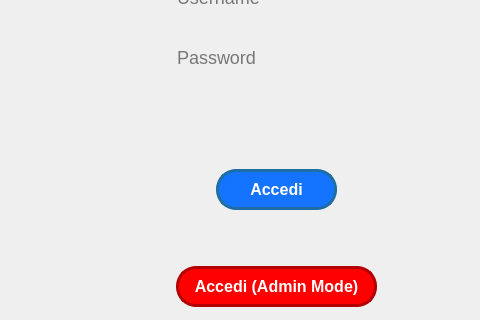
Old version of the form ClientModule/startwindow.ui in the repository giovannic96/Real-time-collaborative-text-editor; both pictures show x 620 to 1100 and y 321 to 641 of the 1100 by 641 pixel window.
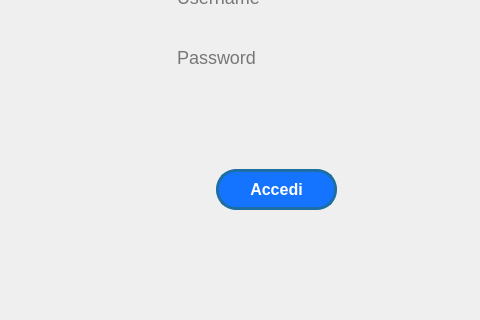
New version of the form. Icons and pictures are not drawn.

```diff
--- a/ClientModule/startwindow.ui
+++ b/ClientModule/startwindow.ui
@@ -42,40 +42,6 @@
      <property name="styleSheet">
       <string notr="true">#loginPage {border-image: url(:/image/accesso.png);}</string>
      </property>
-     <widget class="QPushButton" name="LoginAdmin">
-      <property name="geometry">
-       <rect>
-        <x>796</x>
-        <y>587</y>
-        <width>201</width>
-        <height>41</height>
-       </rect>
-      </property>
-      <property name="font">
-       <font>
-        <pointsize>-1</pointsize>
-        <weight>75</weight>
-        <bold>true</bold>
-       </font>
-      </property>
-      <property name="styleSheet">
-       <string notr="true">#LoginAdmin{color: rgb(255, 255, 255); 
-background-color: rgb(255, 0, 0); 
-font-size: 16px; 
-border-radius: 20px; 
-border: 3px solid #B30000;
-}
-#LoginAdmin:hover{
-background-color: #B30000;
-}
-#LoginAdmin:pressed{
-background-color: #800000;
-}</string>
-      </property>
-      <property name="text">
-       <string>Accedi (Admin Mode)</string>
-      </property>
-     </widget>
      <widget class="QPushButton" name="LoginButton">
       <property name="geometry">
        <rect>
```
Left out of the diff: 1 changed line with no effect on the pictures.
